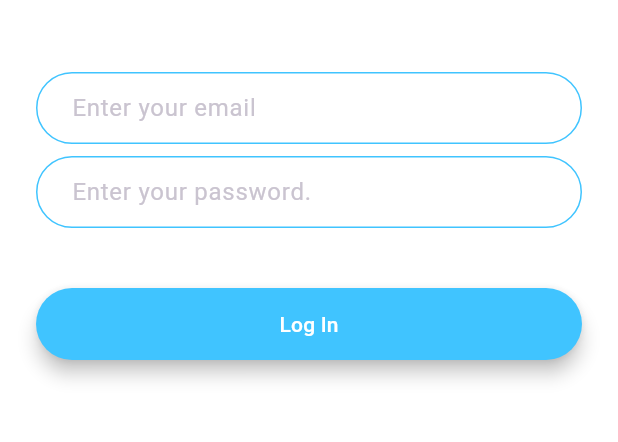
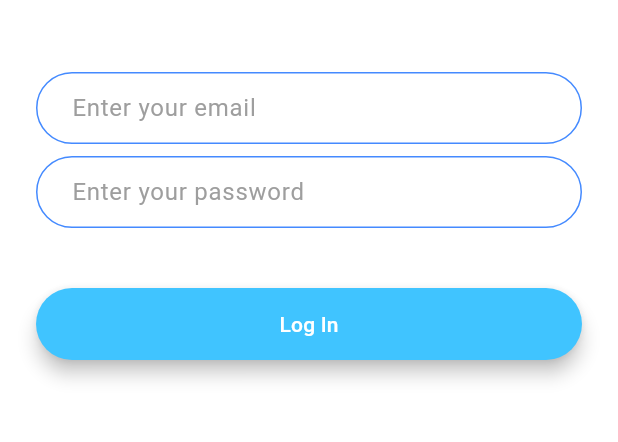
Before and after one commit to jahanzaibmushtaq/flash-chat, a Flutter app: the screen it shows after launch, after a tap on "Log In", on a phone screen of 412 x 824 dp, the part 576-1018 px from its top. Run offline on Flutter 3.47's test engine with Material 3 defaults, Android fonts, the phone set to English and light mode, and no system bars; our stand-ins replace animated_text_kit, firebase_auth, firebase_core, get; accounts and stored records are empty.

```diff
--- a/lib/constants.dart
+++ b/lib/constants.dart
@@ -17,3 +17,22 @@ const kMessageContainerDecoration = BoxDecoration(
     top: BorderSide(color: Colors.lightBlueAccent, width: 2.0),
   ),
 );
+
+
+const textFieldDecorationStyle = InputDecoration(
+  hintText: 'Enter......',
+  hintStyle: TextStyle(color: Colors.grey),
+  contentPadding:
+  EdgeInsets.symmetric(vertical: 10.0, horizontal: 20.0),
+  border: OutlineInputBorder(
+    borderRadius: BorderRadius.all(Radius.circular(32.0)),
+  ),
+  enabledBorder: OutlineInputBorder(
+    borderSide: BorderSide(color: Colors.blueAccent, width: 1.0),
+    borderRadius: BorderRadius.all(Radius.circular(32.0)),
+  ),
+  focusedBorder: OutlineInputBorder(
+    borderSide: BorderSide(color: Colors.blueAccent, width: 2.0),
+    borderRadius: BorderRadius.all(Radius.circular(32.0)),
+  ),
+);
--- a/lib/main.dart
+++ b/lib/main.dart
@@ -1,23 +1,25 @@
+import 'package:firebase_core/firebase_core.dart';
+import 'package:flash_chat/firebase_options.dart';
 import 'package:flash_chat/screens/login_screen.dart';
 import 'package:flash_chat/screens/registration_screen.dart';
 import 'package:flutter/material.dart';
 import 'package:flash_chat/screens/welcome_screen.dart';
-import 'package:get/get.dart';
+import 'package:get/get_navigation/src/root/get_material_app.dart';
 
 
-void main() => runApp(FlashChat());
+void main() async {
+  WidgetsFlutterBinding.ensureInitialized();
+  await Firebase.initializeApp(options: DefaultFirebaseOptions.currentPlatform,);
+  runApp(const FlashChat());
+}
 
 class FlashChat extends StatelessWidget {
   const FlashChat({super.key});
 
   @override
   Widget build(BuildContext context) {
-    return MaterialApp(
-      theme: ThemeData.dark().copyWith(
-        textTheme: const TextTheme(
-          bodyLarge: TextStyle(color: Colors.black54),
-        ),
-      ),
+    return GetMaterialApp(
+      debugShowCheckedModeBanner: false,
       initialRoute: WelcomeScreen.id,
       routes: {
         WelcomeScreen.id: (context) => const WelcomeScreen(),
--- a/lib/screens/login_screen.dart
+++ b/lib/screens/login_screen.dart
@@ -1,4 +1,9 @@
+import 'package:firebase_auth/firebase_auth.dart';
+import 'package:flash_chat/constants.dart';
+import 'package:flash_chat/custom_widgets/rounded_custom_button.dart';
+import 'package:flash_chat/screens/chat_screen.dart';
 import 'package:flutter/material.dart';
+import 'package:get/get.dart';
 
 class LoginScreen extends StatefulWidget {
   const LoginScreen({super.key});
@@ -8,6 +13,10 @@ class LoginScreen extends StatefulWidget {
 }
 
 class _LoginScreenState extends State<LoginScreen> {
+  String? email;
+  String? password;
+  final _auth = FirebaseAuth.instance;
+  bool circularProgress = false;
   @override
   Widget build(BuildContext context) {
     return Scaffold(
@@ -30,74 +39,37 @@ class _LoginScreenState extends State<LoginScreen> {
             ),
             TextField(
               onChanged: (value) {
-                //Do something with the user input.
+                email = value;
               },
-              decoration: const InputDecoration(
-                hintText: 'Enter your email',
-                contentPadding:
-                    EdgeInsets.symmetric(vertical: 10.0, horizontal: 20.0),
-                border: OutlineInputBorder(
-                  borderRadius: BorderRadius.all(Radius.circular(32.0)),
-                ),
-                enabledBorder: OutlineInputBorder(
-                  borderSide:
-                      BorderSide(color: Colors.lightBlueAccent, width: 1.0),
-                  borderRadius: BorderRadius.all(Radius.circular(32.0)),
-                ),
-                focusedBorder: OutlineInputBorder(
-                  borderSide:
-                      BorderSide(color: Colors.lightBlueAccent, width: 2.0),
-                  borderRadius: BorderRadius.all(Radius.circular(32.0)),
-                ),
-              ),
+              decoration: textFieldDecorationStyle.copyWith(hintText: 'Enter your email'),
             ),
             const SizedBox(
               height: 8.0,
             ),
             TextField(
               onChanged: (value) {
-                //Do something with the user input.
+                password = value;
               },
-              decoration: const InputDecoration(
-                hintText: 'Enter your password.',
-                contentPadding:
-                    EdgeInsets.symmetric(vertical: 10.0, horizontal: 20.0),
-                border: OutlineInputBorder(
-                  borderRadius: BorderRadius.all(Radius.circular(32.0)),
-                ),
-                enabledBorder: OutlineInputBorder(
-                  borderSide:
-                      BorderSide(color: Colors.lightBlueAccent, width: 1.0),
-                  borderRadius: BorderRadius.all(Radius.circular(32.0)),
-                ),
-                focusedBorder: OutlineInputBorder(
-                  borderSide:
-                      BorderSide(color: Colors.lightBlueAccent, width: 2.0),
-                  borderRadius: BorderRadius.all(Radius.circular(32.0)),
-                ),
-              ),
+              decoration: textFieldDecorationStyle.copyWith(hintText: 'Enter your password'),
             ),
             const SizedBox(
               height: 24.0,
             ),
-            Padding(
-              padding: const EdgeInsets.symmetric(vertical: 16.0),
-              child: Material(
-                color: Colors.lightBlueAccent,
-                borderRadius: const BorderRadius.all(Radius.circular(30.0)),
-                elevation: 5.0,
-                child: MaterialButton(
-                  onPressed: () {
-                    //Implement login functionality.
-                  },
-                  minWidth: 200.0,
-                  height: 42.0,
-                  child: const Text(
-                    'Log In',
-                  ),
-                ),
-              ),
-            ),
+            RoundedCustomButton(title: 'Log In', color: Colors.lightBlueAccent, onPressed: () async {
+              setState(() {
+                circularProgress = true;
+              });
+              try{
+                await _auth.signInWithEmailAndPassword(email: email!, password: password!);
+                Get.to(()=>const ChatScreen());
+              } catch(e){
+                print(e);
+              } finally {
+                setState(() {
+                  circularProgress = false;
+                });
+              }
+            },),if (circularProgress) const Center(child: CircularProgressIndicator(color: Colors.blueAccent,)),
           ],
         ),
       ),
--- a/lib/screens/welcome_screen.dart
+++ b/lib/screens/welcome_screen.dart
@@ -1,3 +1,5 @@
+import 'package:animated_text_kit/animated_text_kit.dart';
+import 'package:flash_chat/custom_widgets/rounded_custom_button.dart';
 import 'package:flash_chat/screens/login_screen.dart';
 import 'package:flash_chat/screens/registration_screen.dart';
 import 'package:flutter/material.dart';
@@ -30,55 +32,27 @@ class _WelcomeScreenState extends State<WelcomeScreen> {
                     child: Image.asset('images/logo.png'),
                   ),
                 ),
-                const Text(
+                AnimatedTextKit(
+                  animatedTexts: [
+                    TypewriterAnimatedText(
                     'Flash Chat',
-                  style: TextStyle(
+
+                     speed: const Duration(milliseconds: 200),
+                     textStyle: const TextStyle(
                       fontSize: 45.0,
                       fontWeight: FontWeight.w900,
                       color: Colors.blueAccent
                     ),
+                                   ),],
+                  totalRepeatCount: 100,
                  ),
               ],
             ),
             const SizedBox(
               height: 48.0,
             ),
-            Padding(
-              padding: const EdgeInsets.symmetric(vertical: 16.0),
-              child: Material(
-                elevation: 5.0,
-                color: Colors.lightBlueAccent,
-                borderRadius: BorderRadius.circular(30.0),
-                child: MaterialButton(
-                  onPressed: () {
-                    Navigator.pushNamed(context, LoginScreen.id);
-                  },
-                  minWidth: 200.0,
-                  height: 42.0,
-                  child: const Text(
-                    'Log In',
-                  ),
-                ),
-              ),
-            ),
-            Padding(
-              padding: const EdgeInsets.symmetric(vertical: 16.0),
-              child: Material(
-                color: Colors.blueAccent,
-                borderRadius: BorderRadius.circular(30.0),
-                elevation: 5.0,
-                child: MaterialButton(
-                  onPressed: () {
-                    Navigator.pushNamed(context, RegistrationScreen.id);
-                  },
-                  minWidth: 200.0,
-                  height: 42.0,
-                  child: const Text(
-                    'Register',
-                  ),
-                ),
-              ),
-            ),
+            RoundedCustomButton(title: 'Log In', color: Colors.lightBlueAccent, onPressed: (){Navigator.pushNamed(context, LoginScreen.id);},),
+            RoundedCustomButton(title: 'Register', color: Colors.blueAccent, onPressed: (){Navigator.pushNamed(context, RegistrationScreen.id);},),
           ],
         ),
       ),
--- a/pubspec.yaml
+++ b/pubspec.yaml
@@ -36,6 +36,10 @@ dependencies:
   # Use with the CupertinoIcons class for iOS style icons.
   cupertino_icons: ^1.0.2
   get: ^4.6.6
+  animated_text_kit: ^4.2.2
+  firebase_core: ^2.25.4
+  firebase_auth: ^4.17.0
+  cloud_firestore: ^4.15.5
 
 dev_dependencies:
   flutter_test:
```
Also changed, not shown: lib/screens/chat_screen.dart (+24 -1 lines), lib/screens/registration_screen.dart (+24 -53 lines). Lines whose indentation alone changed are shown as unchanged.
